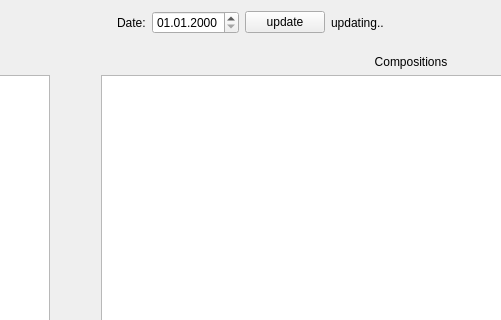
First picture: the form in MusicChart/mainwindow.ui, repository SergySanJj/Music-Chart, before the edit; both pictures show x 275 to 776 and y 0 to 320 of the 1051 by 654 pixel window.
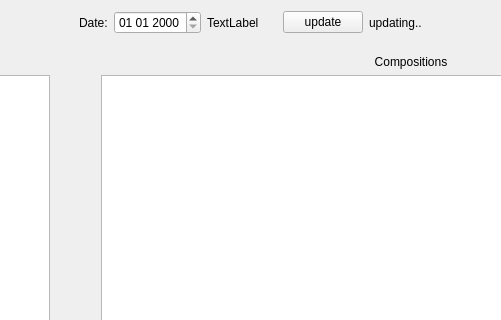
Second picture: the form after the edit.

Commit message: Add week day, adding composition functionality, optimize update

```diff
--- a/MusicChart/mainwindow.ui
+++ b/MusicChart/mainwindow.ui
@@ -57,7 +57,26 @@
          <enum>QDateTimeEdit::DaySection</enum>
         </property>
         <property name="displayFormat">
-         <string>dd.MM.yyyy</string>
+         <string>dd MM yyyy</string>
+        </property>
+       </widget>
+      </item>
+      <item>
+       <widget class="QLabel" name="WeekDay">
+        <property name="minimumSize">
+         <size>
+          <width>70</width>
+          <height>0</height>
+         </size>
+        </property>
+        <property name="maximumSize">
+         <size>
+          <width>70</width>
+          <height>16777215</height>
+         </size>
+        </property>
+        <property name="text">
+         <string>TextLabel</string>
         </property>
        </widget>
       </item>
```
Left out of the diff: 2 changed lines with no effect on the pictures. The commit also changes 15 other files.
